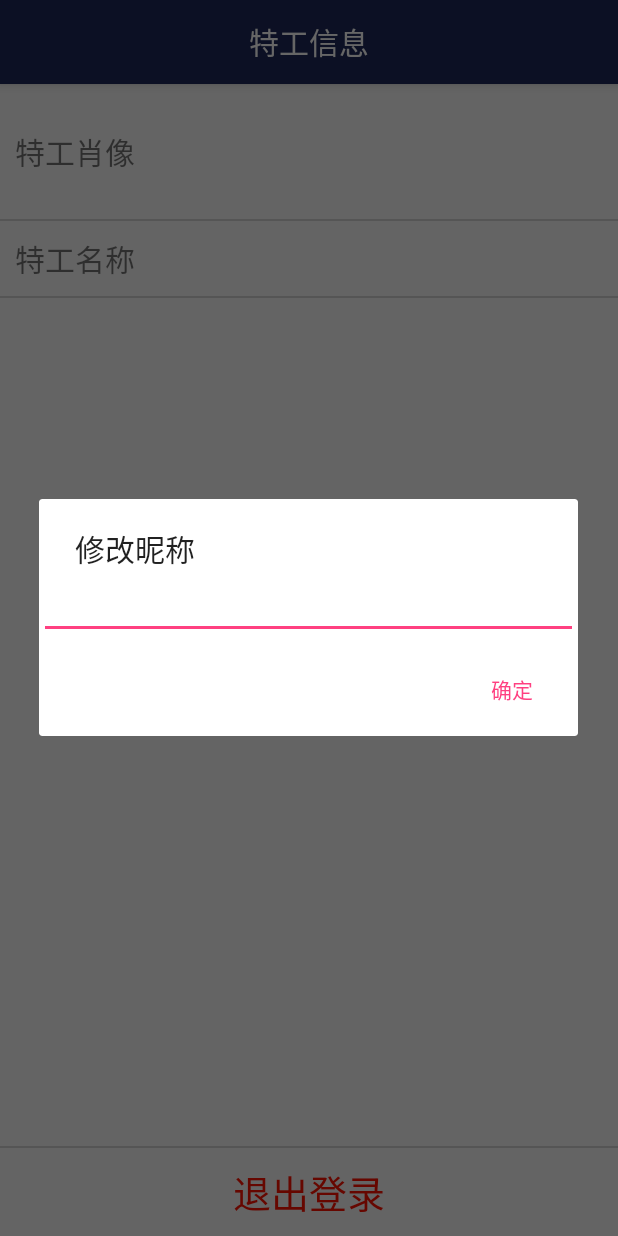
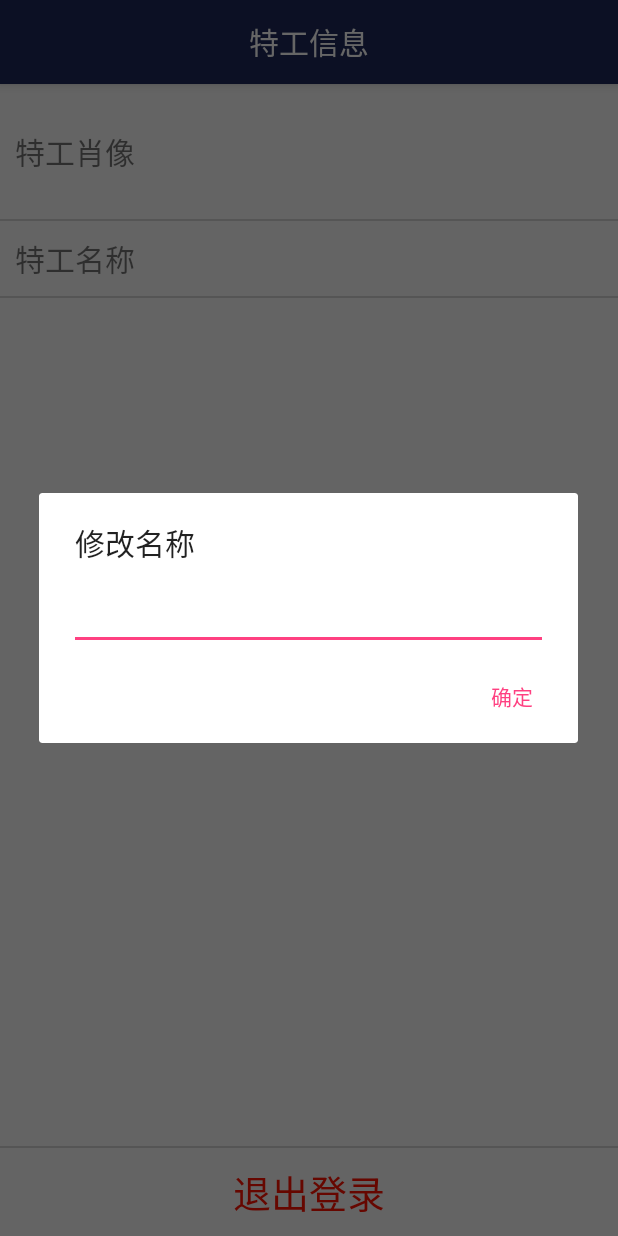
Before and after one commit to zjwpkqq/loginPractice, an Android app: the fragment MeFragment shown on its own in the app's theme, after a tap on "特工名称", on a phone screen of 412 x 824 dp. Run offline under Robolectric (Android 15) with nearby library versions, the phone set to English and light mode, and no system bars; our stand-ins replace CircleImageView; 1 statement that could not run was skipped.

Commit message:
改善修改名称功能，修改部分英雄图片。

```diff
--- a/app/src/main/java/com/example/loginpractice/MeFragment.java
+++ b/app/src/main/java/com/example/loginpractice/MeFragment.java
@@ -1,5 +1,6 @@
 package com.example.loginpractice;
 
+import android.annotation.SuppressLint;
 import android.app.AlertDialog;
 import android.content.DialogInterface;
 import android.content.Intent;
@@ -20,7 +21,7 @@ import de.hdodenhof.circleimageview.CircleImageView;
 
 public class MeFragment extends Fragment {
 
-    TextView userName;
+    private TextView userName;
     private String nickname;
 
     @Nullable
@@ -28,23 +29,26 @@ public class MeFragment extends Fragment {
     public View onCreateView(@NonNull LayoutInflater inflater, ViewGroup container, Bundle savedInstanceState) {
         View view = inflater.inflate(R.layout.fragment_me, container, false);
         userName = view.findViewById(R.id.username);
-        final Bundle bundle = getArguments();
+        Bundle bundle = getArguments();
         if (nickname == null)
             nickname = bundle != null ? bundle.getString("nickname") : null;
         userName.setText(nickname);
         final String account = bundle != null ? bundle.getString("account") : null;
 
+        // 修改昵称
         RelativeLayout changeName = view.findViewById(R.id.change_name);
         changeName.setOnClickListener(new View.OnClickListener() {
             @Override
             public void onClick(View view) {
-                changeNickname(nickname, account);
+                changeNickname(account);
             }
         });
 
+        // 设置头像
         CircleImageView portraitImage = view.findViewById(R.id.portrait_image);
         portraitImage.setImageResource(bundle != null ? bundle.getInt("portrait") : 0);
 
+        // 退出登录
         TextView logout = view.findViewById(R.id.logout);
         logout.setOnClickListener(new View.OnClickListener() {
             @Override
@@ -56,24 +60,23 @@ public class MeFragment extends Fragment {
         return view;
     }
 
-    public void setNickname(String nickname) {
-        this.nickname = nickname;
-        userName.setText(nickname);
-    }
+    public void changeNickname(final String account) {
+        @SuppressLint("InflateParams") View view = LayoutInflater.from(getActivity()).inflate(R.layout.change_nickname, null);
+        AlertDialog.Builder inputDialog = new AlertDialog.Builder(getActivity());
 
-    public void changeNickname(String nickname, final String account) {
-        final EditText editText = new EditText(getActivity());
-        AlertDialog.Builder inputDialog = new AlertDialog.Builder(getActivity());
-        inputDialog.setTitle("修改昵称").setView(editText);
+        final EditText editText = view.findViewById(R.id.edit_name);
         editText.setText(nickname);
         editText.setSelection(nickname.length());
+
+        inputDialog.setTitle("修改名称").setView(view);
         inputDialog.setPositiveButton("确定", new DialogInterface.OnClickListener() {
             @Override
             public void onClick(DialogInterface dialogInterface, int i) {
                 User user = new User();
                 user.setNickname(editText.getText().toString());
                 user.updateAll("account = ?", account);
-                setNickname(editText.getText().toString());
+                nickname = editText.getText().toString();
+                userName.setText(nickname);
             }
         }).show();
     }
--- /dev/null
+++ b/app/src/main/res/layout/change_nickname.xml
@@ -0,0 +1,24 @@
+<?xml version="1.0" encoding="utf-8"?>
+<LinearLayout
+    xmlns:android="http://schemas.android.com/apk/res/android"
+    xmlns:tools="http://schemas.android.com/tools"
+    android:layout_width="match_parent"
+    android:layout_height="match_parent">
+
+    <EditText
+        android:id="@+id/edit_name"
+        android:layout_width="match_parent"
+        android:layout_height="match_parent"
+        android:singleLine="true"
+        android:textSize="19sp"
+        android:layout_marginStart="20dp"
+        android:layout_marginEnd="20dp"
+        android:layout_marginTop="10dp"
+        android:gravity="center"
+        android:maxLength="16"
+        android:inputType=""
+        android:autofillHints="请特工输入名称"
+        tools:ignore="LabelFor"
+        tools:targetApi="o" />
+
+</LinearLayout>
```
Also changed, not shown: app/src/main/res/drawable/spider_man.jpg (deleted), app/src/main/res/drawable/spider_man.png (added), app/src/main/res/drawable/war_machine.jpg (added), app/src/main/res/drawable/war_machine.png (deleted).
